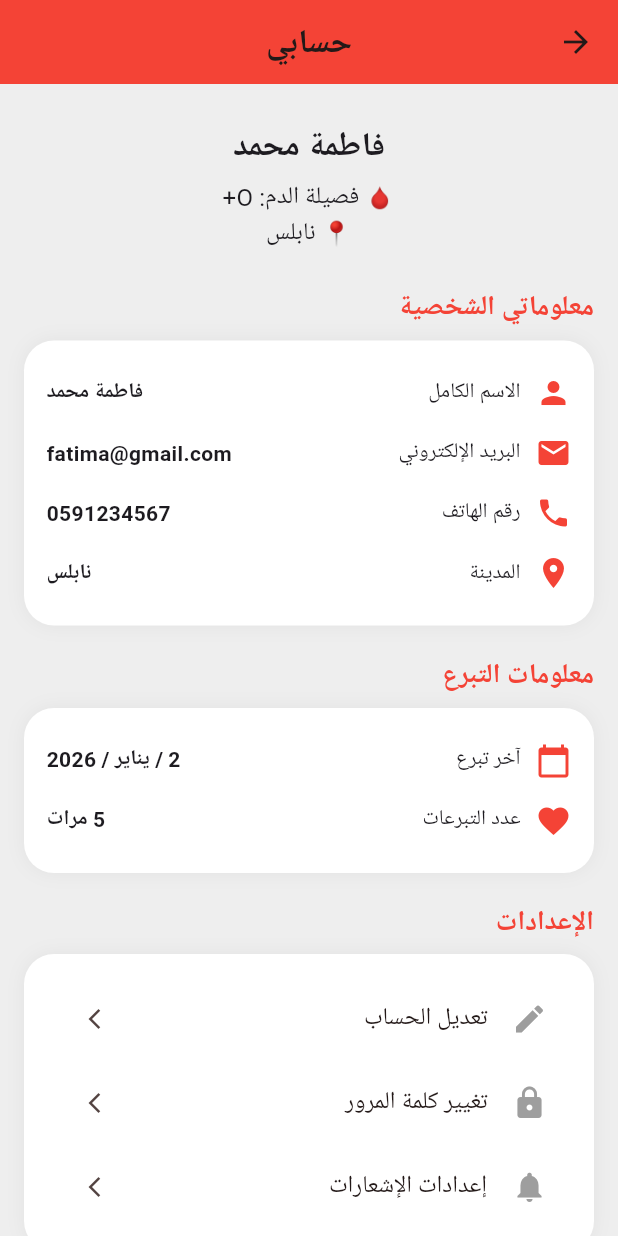
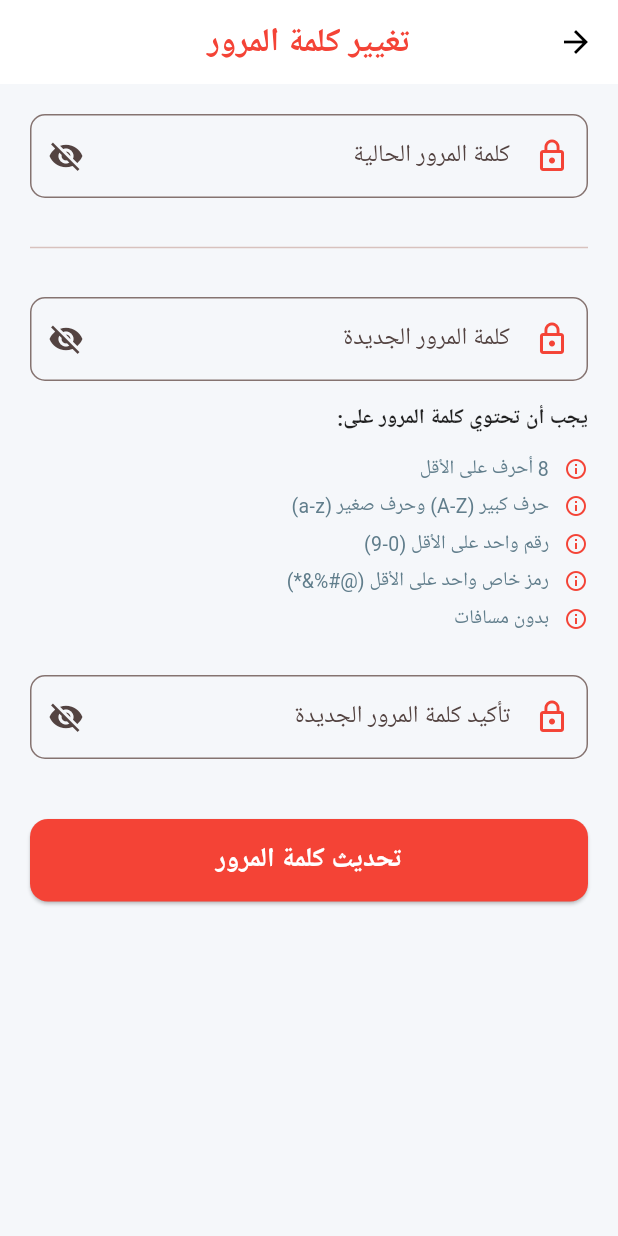
Before and after one commit to fatimatomeh/blood-bank-app, a Flutter app: the ProfilePage screen opened directly, after a tap on "تغيير كلمة المرور", on a phone screen of 412 x 824 dp. Run offline on Flutter 3.47's test engine with Material 3 defaults, Android fonts, the phone set to English and light mode, and no system bars; our stand-ins replace device_preview, google_fonts; Roboto replaces fonts that are missing (Marhey).

Commit message:
اضافة صفحة تغيير كلمة السر

```diff
--- /dev/null
+++ b/lib/screens/change_password_page.dart
@@ -0,0 +1,213 @@
+import 'package:flutter/material.dart';
+
+class ChangePasswordPage extends StatefulWidget {
+  const ChangePasswordPage({Key? key}) : super(key: key);
+
+  @override
+  State<ChangePasswordPage> createState() => _ChangePasswordPageState();
+}
+
+class _ChangePasswordPageState extends State<ChangePasswordPage> {
+  final _formKey = GlobalKey<FormState>();
+
+  final TextEditingController _currentPasswordController =
+      TextEditingController();
+  final TextEditingController _newPasswordController = TextEditingController();
+  final TextEditingController _confirmPasswordController =
+      TextEditingController();
+
+  bool _isCurrentPasswordObscure = true;
+  bool _isNewPasswordObscure = true;
+  bool _isConfirmPasswordObscure = true;
+
+  // دالة التحقق من شروط كلمة المرور باستخدام RegExp
+  String? _validateNewPassword(String? value) {
+    if (value == null || value.isEmpty) return "هذا الحقل مطلوب";
+    if (value.length < 8) return "يجب أن تكون 8 خانات على الأقل";
+    if (!RegExp(
+      r'^(?=.*[a-z])(?=.*[A-Z])(?=.*\d)(?=.*[@$!%*?&])[A-Za-z\d@$!%*?&]{8,}$',
+    ).hasMatch(value)) {
+      return "كلمة المرور لا تستوفي الشروط المطلوبة";
+    }
+    if (value.contains(' ')) return "لا يسمح بوجود مسافات";
+    return null;
+  }
+
+  @override
+  Widget build(BuildContext context) {
+    return Scaffold(
+      backgroundColor: const Color(0xfff5f7fa),
+      appBar: AppBar(
+        backgroundColor: Colors.white,
+        elevation: 0,
+        centerTitle: true,
+        title: const Text(
+          "تغيير كلمة المرور",
+          style: TextStyle(
+            color: Colors.red,
+            fontWeight: FontWeight.bold,
+            fontSize: 22,
+          ),
+        ),
+        leading: IconButton(
+          icon: const Icon(Icons.arrow_back, color: Colors.black),
+          onPressed: () => Navigator.of(context).pop(),
+        ),
+      ),
+      body: SingleChildScrollView(
+        padding: const EdgeInsets.all(20),
+        child: Form(
+          key: _formKey,
+          child: Column(
+            crossAxisAlignment: CrossAxisAlignment.start,
+            children: [
+              buildPasswordField(
+                controller: _currentPasswordController,
+                label: "كلمة المرور الحالية",
+                isObscure: _isCurrentPasswordObscure,
+                toggleObscure: () => setState(
+                  () => _isCurrentPasswordObscure = !_isCurrentPasswordObscure,
+                ),
+              ),
+
+              const SizedBox(height: 25),
+              const Divider(),
+              const SizedBox(height: 25),
+
+              buildPasswordField(
+                controller: _newPasswordController,
+                label: "كلمة المرور الجديدة",
+                isObscure: _isNewPasswordObscure,
+                toggleObscure: () => setState(
+                  () => _isNewPasswordObscure = !_isNewPasswordObscure,
+                ),
+                validator: _validateNewPassword,
+              ),
+
+              const SizedBox(height: 15),
+
+              // --- قسم شروط كلمة المرور المحدثة ---
+              const Text(
+                "يجب أن تحتوي كلمة المرور على:",
+                style: TextStyle(
+                  fontWeight: FontWeight.bold,
+                  fontSize: 14,
+                  color: Colors.black87,
+                ),
+              ),
+              const SizedBox(height: 10),
+              buildValidationRule("8 أحرف على الأقل"),
+              buildValidationRule("حرف كبير (A-Z) وحرف صغير (a-z)"),
+              buildValidationRule("رقم واحد على الأقل (0-9)"),
+              buildValidationRule("رمز خاص واحد على الأقل (@#%&*)"),
+              buildValidationRule("بدون مسافات"),
+
+              const SizedBox(height: 25),
+
+              buildPasswordField(
+                controller: _confirmPasswordController,
+                label: "تأكيد كلمة المرور الجديدة",
+                isObscure: _isConfirmPasswordObscure,
+                toggleObscure: () => setState(
+                  () => _isConfirmPasswordObscure = !_isConfirmPasswordObscure,
+                ),
+                validator: (value) {
+                  if (value != _newPasswordController.text)
+                    return "كلمة المرور غير متطابقة";
+                  return null;
+                },
+              ),
+
+              const SizedBox(height: 40),
+
+              SizedBox(
+                width: double.infinity,
+                height: 55,
+                child: ElevatedButton(
+                  style: ElevatedButton.styleFrom(
+                    backgroundColor: Colors.red,
+                    shape: RoundedRectangleBorder(
+                      borderRadius: BorderRadius.circular(12),
+                    ),
+                  ),
+                  onPressed: () {
+                    if (_formKey.currentState!.validate()) {
+                      ScaffoldMessenger.of(context).showSnackBar(
+                        const SnackBar(
+                          content: Text("تم تحديث كلمة المرور بنجاح"),
+                        ),
+                      );
+                      Navigator.pop(context);
+                    }
+                  },
+                  child: const Text(
+                    "تحديث كلمة المرور",
+                    style: TextStyle(
+                      color: Colors.white,
+                      fontSize: 18,
+                      fontWeight: FontWeight.bold,
+                    ),
+                  ),
+                ),
+              ),
+            ],
+          ),
+        ),
+      ),
+    );
+  }
+
+  Widget buildValidationRule(String ruleText) {
+    return Padding(
+      padding: const EdgeInsets.symmetric(vertical: 3),
+      child: Row(
+        children: [
+          const Icon(Icons.info_outline, size: 16, color: Colors.red),
+          const SizedBox(width: 10),
+          Text(
+            ruleText,
+            style: const TextStyle(fontSize: 13, color: Colors.blueGrey),
+          ),
+        ],
+      ),
+    );
+  }
+
+  Widget buildPasswordField({
+    required TextEditingController controller,
+    required String label,
+    required bool isObscure,
+    required VoidCallback toggleObscure,
+    String? Function(String?)? validator,
+  }) {
+    return TextFormField(
+      controller: controller,
+      obscureText: isObscure,
+      validator:
+          validator ??
+          (value) =>
+              (value == null || value.isEmpty) ? "هذا الحقل مطلوب" : null,
+      decoration: InputDecoration(
+        labelText: label,
+        prefixIcon: const Icon(Icons.lock_outline, color: Colors.red),
+        suffixIcon: IconButton(
+          icon: Icon(isObscure ? Icons.visibility_off : Icons.visibility),
+          onPressed: toggleObscure,
+        ),
+        border: OutlineInputBorder(borderRadius: BorderRadius.circular(10)),
+        focusedBorder: OutlineInputBorder(
+          borderSide: const BorderSide(color: Colors.red, width: 2),
+          borderRadius: BorderRadius.circular(10),
+        ),
+      ),
+    );
+  }
+
+  @override
+  void dispose() {
+    _currentPasswordController.dispose();
+    _newPasswordController.dispose();
+    _confirmPasswordController.dispose();
+    super.dispose();
+  }
+}
--- a/lib/screens/profile_page.dart
+++ b/lib/screens/profile_page.dart
@@ -1,5 +1,6 @@
 import 'package:flutter/material.dart';
-import 'edit_profile_page.dart'; // استيراد ملف التعديل للتمكن من الانتقال إليه
+import 'edit_profile_page.dart'; // استيراد صفحة التعديل
+import 'change_password_page.dart'; // استيراد صفحة تغيير كلمة المرور
 
 class ProfilePage extends StatelessWidget {
   const ProfilePage({super.key});
@@ -48,15 +49,25 @@ class ProfilePage extends StatelessWidget {
             const SizedBox(height: 20),
             sectionTitle("الإعدادات"),
             infoCard([
-              // هنا تم الربط بصفحة التعديل
+              // 1. الربط بصفحة تعديل الحساب
               settingRow(Icons.edit, "تعديل الحساب", () {
                 Navigator.push(
                   context,
                   MaterialPageRoute(builder: (context) => const EditProfilePage()),
                 );
               }),
-              settingRow(Icons.lock, "تغيير كلمة المرور", () {}),
-              settingRow(Icons.notifications, "إعدادات الإشعارات", () {}),
+
+              // 2. الربط بصفحة تغيير كلمة المرور
+              settingRow(Icons.lock, "تغيير كلمة المرور", () {
+                Navigator.push(
+                  context,
+                  MaterialPageRoute(builder: (context) => const ChangePasswordPage()),
+                );
+              }),
+
+              settingRow(Icons.notifications, "إعدادات الإشعارات", () {
+                // يمكنك إضافة صفحة إشعارات هنا لاحقاً
+              }),
             ]),
           ],
         ),
@@ -64,7 +75,6 @@ class ProfilePage extends StatelessWidget {
     );
   }
 
-  // ويدجت عنوان القسم
   Widget sectionTitle(String text) {
     return Align(
       alignment: Alignment.centerRight,
@@ -72,32 +82,24 @@ class ProfilePage extends StatelessWidget {
         padding: const EdgeInsets.only(bottom: 8),
         child: Text(
           text,
-          style: const TextStyle(
-            fontSize: 18,
-            color: Colors.red,
-            fontWeight: FontWeight.bold,
-          ),
+          style: const TextStyle(fontSize: 18, color: Colors.red, fontWeight: FontWeight.bold),
         ),
       ),
     );
   }
 
-  // ويدجت الكارد الأبيض
   Widget infoCard(List<Widget> children) {
     return Container(
       padding: const EdgeInsets.all(15),
       decoration: BoxDecoration(
         color: Colors.white,
         borderRadius: BorderRadius.circular(20),
-        boxShadow: [
-          BoxShadow(color: Colors.black.withOpacity(0.05), blurRadius: 10),
-        ],
+        boxShadow: [BoxShadow(color: Colors.black.withOpacity(0.05), blurRadius: 10)],
       ),
       child: Column(children: children),
     );
   }
 
-  // ويدجت صف المعلومات
   Widget infoRow(IconData icon, String title, String value) {
     return Padding(
       padding: const EdgeInsets.symmetric(vertical: 8),
@@ -113,7 +115,6 @@ class ProfilePage extends StatelessWidget {
     );
   }
 
-  // ويدجت صف الإعدادات مع خاصية الضغط
   Widget settingRow(IconData icon, String title, VoidCallback onTap) {
     return ListTile(
       leading: Icon(icon, color: Colors.grey),
```
